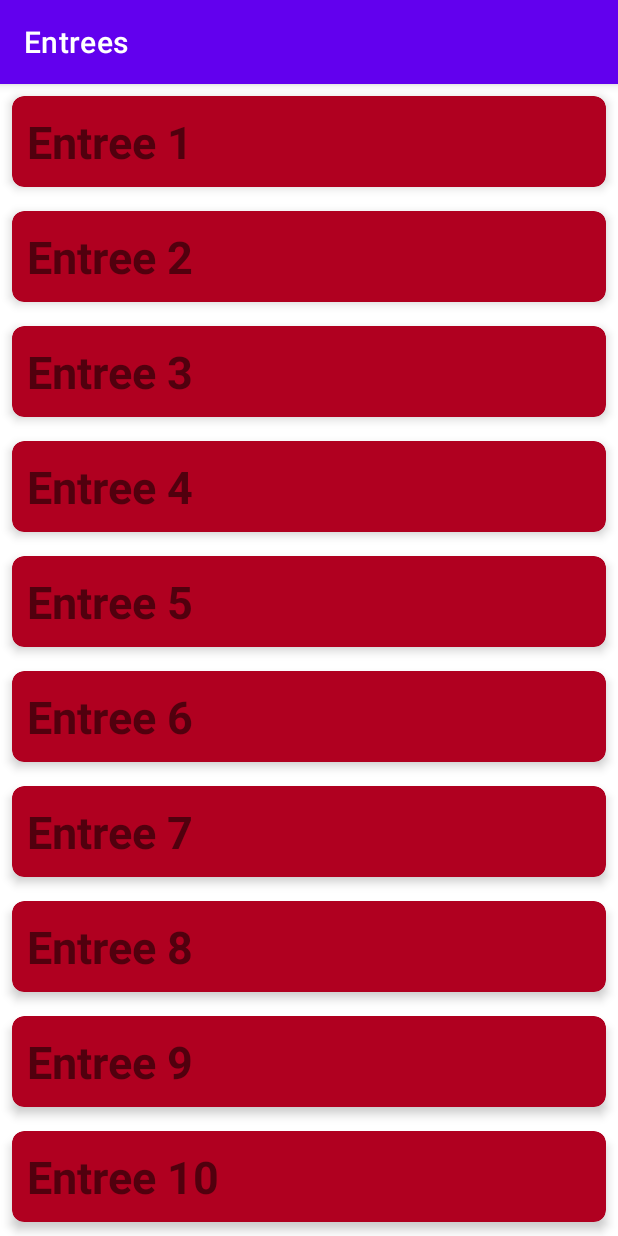
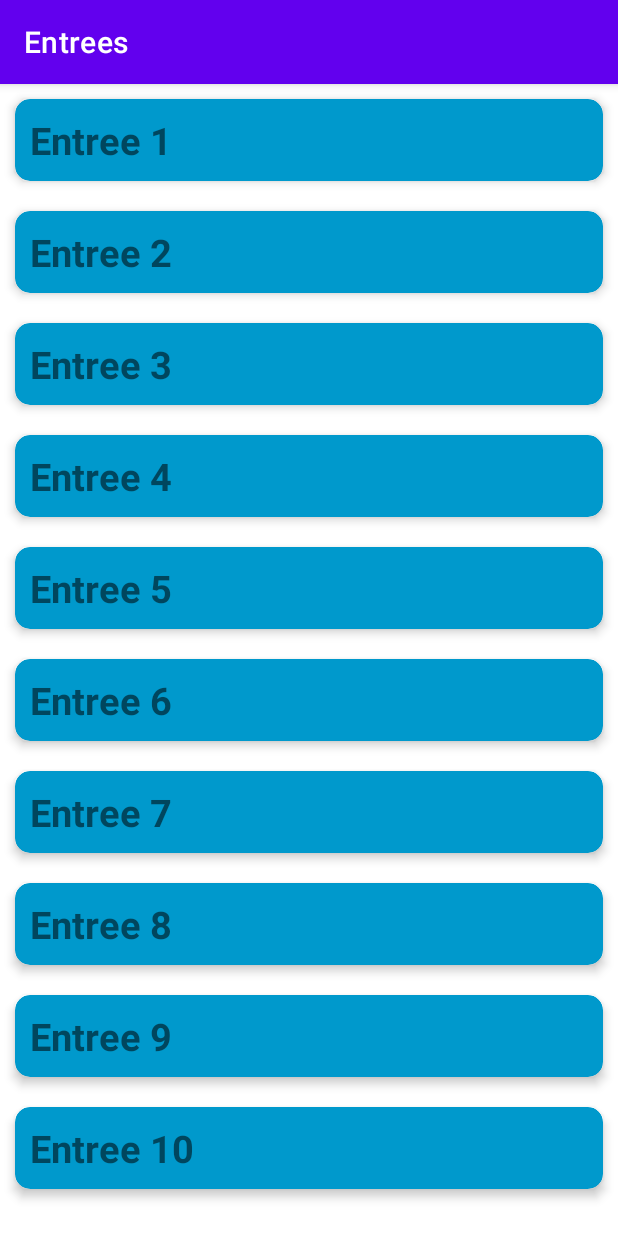
Before and after one commit to Pr00di/AndroidERestaurant, an Android app: the screen it shows after launch (CategoryActivity), after a tap on "Entrees", on a phone screen of 412 x 824 dp. Run offline under Robolectric (Android 15) with nearby library versions, the light colour scheme and no system bars; our stand-ins replace Volley; network calls fail.

Commit message:
Jeudi_16_Mars

```diff
--- a/app/src/main/AndroidManifest.xml
+++ b/app/src/main/AndroidManifest.xml
@@ -1,16 +1,21 @@
 <?xml version="1.0" encoding="utf-8"?>
 <manifest xmlns:android="http://schemas.android.com/apk/res/android"
     xmlns:tools="http://schemas.android.com/tools">
+    <uses-permission android:name="android.permission.INTERNET"/>
 
     <application
         android:allowBackup="true"
         android:dataExtractionRules="@xml/data_extraction_rules"
         android:fullBackupContent="@xml/backup_rules"
         android:icon="@mipmap/ic_launcher"
+        android:usesCleartextTraffic="true"
         android:label="@string/app_name"
         android:supportsRtl="true"
         android:theme="@style/Theme.AndroidERestaurant"
         tools:targetApi="31">
+        <activity
+            android:name=".DetailActivity"
+            android:exported="false" />
         <activity
             android:name=".CategoryActivity"
             android:exported="false" />
--- a/app/src/main/java/fr/isen/ravel/androiderestaurant/CategoryActivity.kt
+++ b/app/src/main/java/fr/isen/ravel/androiderestaurant/CategoryActivity.kt
@@ -1,14 +1,22 @@
 package fr.isen.ravel.androiderestaurant
 
 import android.annotation.SuppressLint
+import android.content.Context
 import androidx.appcompat.app.AppCompatActivity
 import android.os.Bundle
+import android.util.Log
 import android.view.LayoutInflater
 import android.view.View
 import android.view.ViewGroup
 import android.widget.TextView
 import androidx.recyclerview.widget.LinearLayoutManager
 import androidx.recyclerview.widget.RecyclerView
+import com.android.volley.toolbox.JsonObjectRequest
+import org.json.JSONObject
+import com.android.volley.Request
+import com.android.volley.Response
+import com.android.volley.toolbox.Volley
+
 
 class CategoryActivity : AppCompatActivity()
 {
@@ -20,9 +28,10 @@ class CategoryActivity : AppCompatActivity()
         super.onCreate(savedInstanceState)
         setContentView(R.layout.activity_category)// permet de selectionner la vue de la page de la categorie selectionner
 
+
         val category =
             intent.getStringExtra("CATEGORY_NAME") // Récupère le nom de la catégorie passé en argument
-            supportActionBar?.title = category // Définit le titre de la page comme le nom de la catégorie
+        supportActionBar?.title = category // Définit le titre de la page comme le nom de la catégorie
 
         recyclerView = findViewById(R.id.categoryActivityRv)
         recyclerView.layoutManager = LinearLayoutManager(this)
@@ -39,7 +48,24 @@ class CategoryActivity : AppCompatActivity()
         recyclerView.adapter = categoryAdapter
         // Après avoir récupéré la liste des éléments de la categorie selectionner,
         // nous initialisons CategoryAdapter avec la liste récupérée et
-        // définissons l'adaptateur de recyclerView comme étant CategoryAdapter.
+        // définissons l'adaptateur de recyclerView comme étant CategoryAdapter
+
+        fetchMenu()
+    }
+
+    private fun fetchMenu() {
+        val url = "http://test.api.catering.bluecodegames.com/menu"
+        val requestBody = JSONObject().apply {
+            put("id_shop" , 1)
+        }
+        val request = JsonObjectRequest(Request.Method.POST , url , requestBody ,
+            { response ->
+                Log.d("ca marche", response.toString())
+            } ,
+            { error ->
+                Log.d("404 error", error.toString())
+            })
+        Volley.newRequestQueue(this).add(request)
     }
 
 
--- a/app/src/main/java/fr/isen/ravel/androiderestaurant/CategoryAdapter.kt
+++ b/app/src/main/java/fr/isen/ravel/androiderestaurant/CategoryAdapter.kt
@@ -1,12 +1,17 @@
 package fr.isen.ravel.androiderestaurant
 
+import android.content.Intent
 import android.view.LayoutInflater
 import android.view.View
 import android.view.ViewGroup
+import android.widget.AdapterView.OnItemClickListener
 import android.widget.TextView
+import androidx.core.content.ContextCompat.startActivity
 import androidx.recyclerview.widget.RecyclerView
 
+
 class CategoryAdapter(private val itemsList : List<String>) : RecyclerView.Adapter<CategoryAdapter.ViewHolder>() {
+    // Les : permettent l'heritage
 
     class ViewHolder(itemView: View) : RecyclerView.ViewHolder(itemView){
         val textViewItem : TextView = itemView.findViewById(R.id.textViewItem)
--- a/app/src/main/res/layout/list_item.xml
+++ b/app/src/main/res/layout/list_item.xml
@@ -4,9 +4,9 @@
     xmlns:app="http://schemas.android.com/apk/res-auto"
     android:layout_width="match_parent"
     android:layout_height="wrap_content"
-    android:layout_margin="8dp"
-    app:cardCornerRadius="8dp"
-    app:cardBackgroundColor="@color/design_default_color_error"
+    android:layout_margin="10dp"
+    app:cardCornerRadius="10dp"
+    app:cardBackgroundColor="@android:color/holo_blue_dark"
     app:cardElevation="4dp">
 
     <!-- Vos vues à l'intérieur de la carte, par exemple des TextViews, des ImageViews, etc. -->
@@ -23,7 +23,7 @@
             android:id="@+id/textViewItem"
             android:layout_width="wrap_content"
             android:layout_height="wrap_content"
-            android:textSize="30sp"
+            android:textSize="25sp"
             android:textStyle="bold" />
 
     </LinearLayout>
--- a/app/src/main/res/values/strings.xml
+++ b/app/src/main/res/values/strings.xml
@@ -45,7 +45,7 @@
         <item>Dessert 7</item>
         <item>Dessert 8</item>
         <item>Dessert 9</item>
-        <item>Dessert 10</item>
+        <item>Dessert 10 </item>
     </string-array>
 
 </resources>
--- a/build.gradle
+++ b/build.gradle
@@ -2,5 +2,5 @@
 plugins {
     id 'com.android.application' version '7.4.2' apply false
     id 'com.android.library' version '7.4.2' apply false
-    id 'org.jetbrains.kotlin.android' version '1.8.0' apply false
+    id 'org.jetbrains.kotlin.android' version '1.8.20-RC' apply false
 }
```
Also changed, not shown: app/build.gradle (+8 -4 lines), app/src/main/java/fr/isen/ravel/androiderestaurant/DetailActivity.kt (added, +27 -0 lines), app/src/main/java/fr/isen/ravel/androiderestaurant/Detail_item.kt (added, +12 -0 lines), app/src/main/res/layout/activity_detail.xml (added, +21 -0 lines), app/src/main/res/layout/activity_home.xml (+5 -4 lines).
